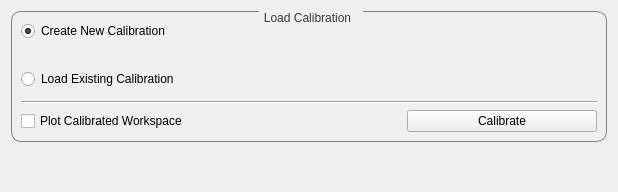
First picture: the form in scripts/Engineering/gui/engineering_diffraction/tabs/calibration/calibration_tab.ui, repository mantidproject/mantid, before the edit.
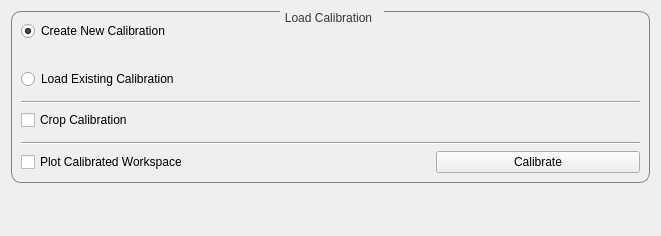
Second picture: the form after the edit. Custom widgets are drawn as their Qt base class.

Commit message: RE #26849 Add cropping options to calib UI

```diff
--- a/scripts/Engineering/gui/engineering_diffraction/tabs/calibration/calibration_tab.ui
+++ b/scripts/Engineering/gui/engineering_diffraction/tabs/calibration/calibration_tab.ui
@@ -9,8 +9,8 @@
    <rect>
     <x>0</x>
     <y>0</y>
-    <width>618</width>
-    <height>192</height>
+    <width>661</width>
+    <height>236</height>
    </rect>
   </property>
   <property name="sizePolicy">
@@ -73,52 +73,44 @@
        </property>
        <layout class="QGridLayout" name="gridLayout_2">
         <item row="1" column="0">
-         <layout class="QGridLayout" name="gridLayout" rowstretch="0,0,0,0,0,0,0,0" columnstretch="0,0,0">
+         <layout class="QGridLayout" name="gridLayout" rowstretch="0,0,0,0,0,0,0,0,0,0,0" columnstretch="0,0,0">
           <property name="sizeConstraint">
            <enum>QLayout::SetDefaultConstraint</enum>
           </property>
           <property name="verticalSpacing">
            <number>6</number>
           </property>
-          <item row="4" column="0" colspan="3">
-           <widget class="QRadioButton" name="radio_loadCalib">
-            <property name="text">
-             <string>Load Existing Calibration</string>
-            </property>
-            <property name="checked">
-             <bool>false</bool>
-            </property>
-           </widget>
-          </item>
-          <item row="7" column="0" colspan="2">
-           <widget class="QCheckBox" name="check_plotOutput">
-            <property name="enabled">
-             <bool>true</bool>
-            </property>
-            <property name="text">
-             <string>Plot Calibrated Workspace</string>
-            </property>
-           </widget>
-          </item>
-          <item row="0" column="0" colspan="3">
-           <widget class="QRadioButton" name="radio_newCalib">
-            <property name="text">
-             <string>Create New Calibration</string>
-            </property>
-            <property name="checked">
-             <bool>true</bool>
-            </property>
-           </widget>
-          </item>
           <item row="6" column="0" colspan="3">
-           <widget class="Line" name="line">
+           <widget class="Line" name="line_crop">
+            <property name="minimumSize">
+             <size>
+              <width>0</width>
+              <height>0</height>
+             </size>
+            </property>
             <property name="orientation">
              <enum>Qt::Horizontal</enum>
             </property>
            </widget>
           </item>
+          <item row="5" column="0" colspan="3">
+           <widget class="FileFinder" name="finder_path" native="true">
+            <property name="sizePolicy">
+             <sizepolicy hsizetype="Preferred" vsizetype="Preferred">
+              <horstretch>0</horstretch>
+              <verstretch>0</verstretch>
+             </sizepolicy>
+            </property>
+            <property name="minimumSize">
+             <size>
+              <width>0</width>
+              <height>0</height>
+             </size>
+            </property>
+           </widget>
+          </item>
           <item row="3" column="0" colspan="3">
-           <spacer name="verticalSpacer">
+           <spacer name="spacer_new_exist">
             <property name="orientation">
              <enum>Qt::Vertical</enum>
             </property>
@@ -133,16 +125,6 @@
             </property>
            </spacer>
           </item>
-          <item row="7" column="2">
-           <widget class="QPushButton" name="button_calibrate">
-            <property name="enabled">
-             <bool>true</bool>
-            </property>
-            <property name="text">
-             <string>Calibrate</string>
-            </property>
-           </widget>
-          </item>
           <item row="1" column="0" colspan="3">
            <widget class="FileFinder" name="finder_vanadium" native="true">
             <property name="minimumSize">
@@ -153,6 +135,16 @@
             </property>
            </widget>
           </item>
+          <item row="0" column="0" colspan="3">
+           <widget class="QRadioButton" name="radio_newCalib">
+            <property name="text">
+             <string>Create New Calibration</string>
+            </property>
+            <property name="checked">
+             <bool>true</bool>
+            </property>
+           </widget>
+          </item>
           <item row="2" column="0" colspan="3">
            <widget class="FileFinder" name="finder_sample" native="true">
             <property name="sizePolicy">
@@ -169,14 +161,52 @@
             </property>
            </widget>
           </item>
-          <item row="5" column="0" colspan="3">
-           <widget class="FileFinder" name="finder_path" native="true">
-            <property name="sizePolicy">
-             <sizepolicy hsizetype="Preferred" vsizetype="Preferred">
-              <horstretch>0</horstretch>
-              <verstretch>0</verstretch>
-             </sizepolicy>
+          <item row="10" column="0" colspan="2">
+           <widget class="QCheckBox" name="check_plotOutput">
+            <property name="enabled">
+             <bool>true</bool>
             </property>
+            <property name="text">
+             <string>Plot Calibrated Workspace</string>
+            </property>
+           </widget>
+          </item>
+          <item row="7" column="0" colspan="3">
+           <widget class="QCheckBox" name="check_cropCalib">
+            <property name="text">
+             <string>Crop Calibration</string>
+            </property>
+           </widget>
+          </item>
+          <item row="10" column="2">
+           <widget class="QPushButton" name="button_calibrate">
+            <property name="enabled">
+             <bool>true</bool>
+            </property>
+            <property name="text">
+             <string>Calibrate</string>
+            </property>
+           </widget>
+          </item>
+          <item row="4" column="0" colspan="3">
+           <widget class="QRadioButton" name="radio_loadCalib">
+            <property name="text">
+             <string>Load Existing Calibration</string>
+            </property>
+            <property name="checked">
+             <bool>false</bool>
+            </property>
+           </widget>
+          </item>
+          <item row="9" column="0" colspan="3">
+           <widget class="Line" name="line_go">
+            <property name="orientation">
+             <enum>Qt::Horizontal</enum>
+            </property>
+           </widget>
+          </item>
+          <item row="8" column="0" colspan="3">
+           <widget class="CroppingView" name="widget_cropping" native="true">
             <property name="minimumSize">
              <size>
               <width>0</width>
@@ -191,7 +221,7 @@
       </widget>
      </item>
      <item>
-      <spacer name="verticalSpacer_2">
+      <spacer name="spacer_bottom">
        <property name="orientation">
         <enum>Qt::Vertical</enum>
        </property>
@@ -214,6 +244,12 @@
    <header>mantidqt.widgets.filefinder</header>
    <container>1</container>
   </customwidget>
+  <customwidget>
+   <class>CroppingView</class>
+   <extends>QWidget</extends>
+   <header>Engineering.gui.engineering_diffraction.tabs.common.cropping.cropping_view</header>
+   <container>1</container>
+  </customwidget>
  </customwidgets>
  <tabstops>
   <tabstop>radio_newCalib</tabstop>
```
